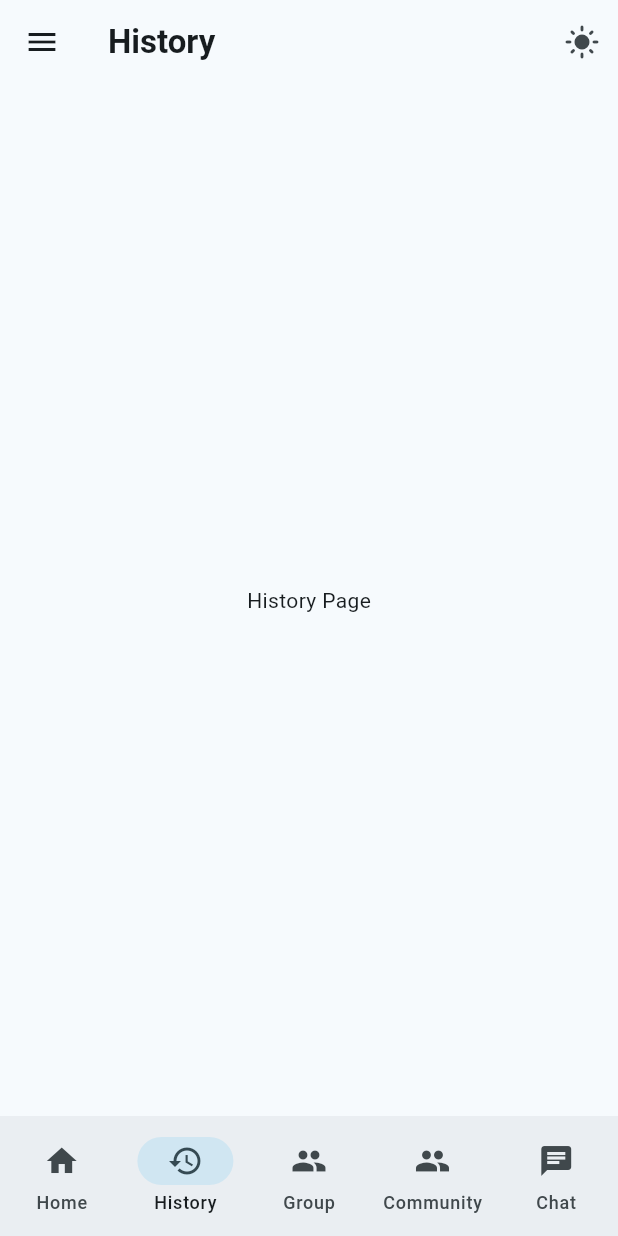
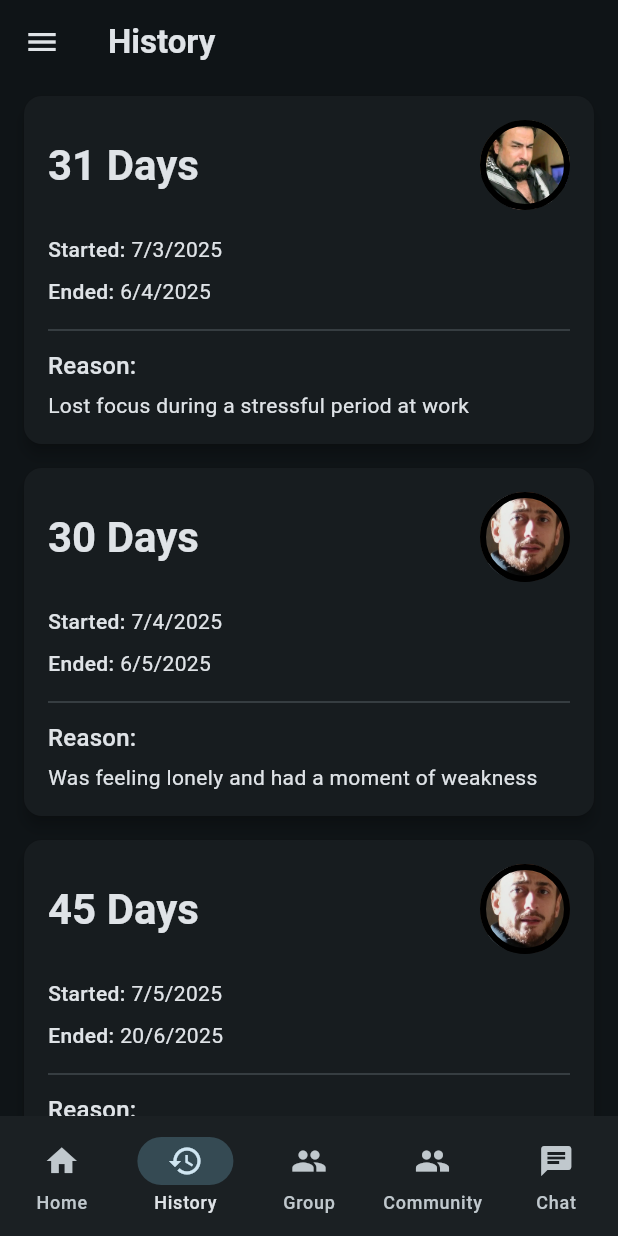
Before and after one commit to marouaneMJH/el_mouharinbin_api, a Flutter app: the screen it shows after launch, item 2 of the bottom bar chosen, on a phone screen of 412 x 824 dp. Run offline on Flutter 3.47's test engine with Material 3 defaults, Android fonts, the phone set to English and light mode, and no system bars; our stand-ins replace shared_preferences.

Commit message:
Implement history tracking feature with dummy data; add History and HistoryRecord models, and create HistoryList and HistoryCard widgets for display

```diff
--- a/lib/core/constanrs.dart
+++ b/lib/core/constanrs.dart
@@ -3,6 +3,7 @@ import 'package:no_fap/data/models/badge_config.dart' show BadgeConfig;
 class AppConstants {
   static const double badgeImageSize = 150;
   static const double avatarSize = 60;
+  static const double avatarSmallSize = 60;
   static const double progressCircleSize = 200;
   static const double progressStrokeWidth = 5.0;
 
--- /dev/null
+++ b/lib/data/dummy/dummy_history.dart
@@ -0,0 +1,35 @@
+import 'package:no_fap/data/models/%20history.dart';
+import 'package:no_fap/data/models/history_record.dart';
+
+class DummyHistory {
+  static History getDummyHistory() {
+    // Create some sample history records
+    final records = <HistoryRecord>[
+      HistoryRecord(
+        startDate: DateTime.now().subtract(const Duration(days: 120)),
+        lastDate: DateTime.now().subtract(const Duration(days: 90)),
+        reason: 'Lost focus during a stressful period at work',
+      ),
+      HistoryRecord(
+        startDate: DateTime.now().subtract(const Duration(days: 89)),
+        lastDate: DateTime.now().subtract(const Duration(days: 60)),
+        reason: 'Was feeling lonely and had a moment of weakness',
+      ),
+      HistoryRecord(
+        startDate: DateTime.now().subtract(const Duration(days: 59)),
+        lastDate: DateTime.now().subtract(const Duration(days: 15)),
+        reason: 'Boredom led to browsing inappropriate content',
+      ),
+      HistoryRecord(
+        startDate: DateTime.now().subtract(const Duration(days: 14)),
+        lastDate: DateTime.now().subtract(const Duration(days: 1)),
+        reason: 'Social media triggered old habits',
+      ),
+    ];
+    // Create a history object with these records
+    return History(
+      records: records,
+      startDate: DateTime.now().subtract(const Duration(days: 120)),
+    );
+  }
+}
--- /dev/null
+++ b/lib/data/models/ history.dart
@@ -0,0 +1,8 @@
+import 'package:no_fap/data/models/history_record.dart';
+
+class History {
+  final List<HistoryRecord> records;
+  final DateTime startDate;
+
+  History({required this.records, required this.startDate});
+}
--- /dev/null
+++ b/lib/data/models/history_record.dart
@@ -0,0 +1,33 @@
+import 'package:no_fap/data/models/badge.dart';
+import 'package:no_fap/data/utils/badge_calculator.dart';
+
+class HistoryRecord {
+  late int strick; // Streak days count
+  final DateTime startDate; // Date of starting the challenge
+  final DateTime lastDate; // Last streak day
+  final String reason; // Reason to cut the streak
+
+  late Badge badge; // Last badge
+
+  HistoryRecord({
+    required this.startDate,
+    required this.lastDate,
+    required this.reason,
+  }) {
+    strick = _calculateDaysBetween(startDate, lastDate);
+    badge = BadgeCalculator.calculateCurrentBadge(startDate);
+  }
+
+  /// History record data model class.
+  ///
+  /// Used to track and store history information.
+  ///
+  /// Calculates the difference between two dates to track duration.
+  /// This is useful for features like tracking streaks or periods of time.
+  //
+  int _calculateDaysBetween(DateTime from, DateTime to) {
+    final normalizedFrom = DateTime(from.year, from.month, from.day);
+    final normalizedTo = DateTime(to.year, to.month, to.day);
+    return normalizedTo.difference(normalizedFrom).inDays + 1;
+  }
+}
--- a/lib/main.dart
+++ b/lib/main.dart
@@ -20,7 +20,7 @@ class MyApp extends StatelessWidget {
               seedColor: Colors.blueGrey,
               brightness: isDarkModeNotifier.value
                   ? Brightness.dark
-                  : Brightness.light,
+                  : Brightness.dark, // debug turn it in top light
             ),
           ),
           initialRoute: '/',
--- a/lib/ui/pages/main/history_overview.dart
+++ b/lib/ui/pages/main/history_overview.dart
@@ -1,9 +1,17 @@
 import 'package:flutter/material.dart';
+import 'package:no_fap/data/dummy/dummy_history.dart';
+import 'package:no_fap/data/models/%20history.dart';
+import 'package:no_fap/ui/widgets/history_list.dart';
 
 class HistoryPage extends StatelessWidget {
   const HistoryPage({super.key});
+
   @override
   Widget build(BuildContext context) {
-    return Center(child: Text("History Page"));
+    // Get dummy history data
+    final History history = DummyHistory.getDummyHistory();
+    return history.records.isNotEmpty
+        ? HistoryList(history: history)
+        : Center(child: Text('No History'));
   }
 }
--- a/lib/ui/screens/main_screen.dart
+++ b/lib/ui/screens/main_screen.dart
@@ -1,9 +1,9 @@
 import 'package:flutter/material.dart';
 import 'package:no_fap/core/navigation/screen_registry.dart';
-import 'package:no_fap/data/notifiers.dart';
+// import 'package:no_fap/data/notifiers.dart';
 import 'package:no_fap/services/local_storage.dart' show LocalStorage;
 import 'package:no_fap/ui/components/badge_drawer.dart';
-import 'package:no_fap/ui/pages/main/badge_overview.dart';
+// import 'package:no_fap/ui/pages/main/badge_overview.dart';
 import 'package:no_fap/ui/widgets/bottom_nav_bar.dart';
 import 'package:no_fap/ui/widgets/reset_button.dart' show ResetButton;
 
@@ -88,19 +88,20 @@ class _MainScreenState extends State<MainScreen> {
     });
   }
 
-  List<Widget> _actions() {
-    return [
-      ValueListenableBuilder(
-        valueListenable: isDarkModeNotifier,
-        builder: (context, isDarkMode, child) {
-          return IconButton(
-            onPressed: () {
-              isDarkModeNotifier.value = !isDarkModeNotifier.value;
-            },
-            icon: Icon(isDarkMode ? Icons.dark_mode : Icons.light_mode),
-          );
-        },
-      ),
-    ];
+  List<Widget>? _actions() {
+    return null; // debug work just with the dark for this moments
+    // return [
+    //   ValueListenableBuilder(
+    //     valueListenable: isDarkModeNotifier,
+    //     builder: (context, isDarkMode, child) {
+    //       return IconButton(
+    //         onPressed: () {
+    //           isDarkModeNotifier.value = !isDarkModeNotifier.value;
+    //         },
+    //         icon: Icon(isDarkMode ? Icons.dark_mode : Icons.light_mode),
+    //       );
+    //     },
+    //   ),
+    // ];
   }
 }
--- /dev/null
+++ b/lib/ui/widgets/history_card.dart
@@ -0,0 +1,66 @@
+import 'package:flutter/material.dart' hide Badge;
+import 'package:no_fap/core/constanrs.dart';
+import 'package:no_fap/data/models/badge.dart';
+
+import 'package:no_fap/data/models/history_record.dart';
+import 'package:no_fap/ui/widgets/circular_image.dart';
+
+class HistoryCard extends StatelessWidget {
+  final HistoryRecord record;
+
+  const HistoryCard({super.key, required this.record});
+
+  @override
+  Widget build(BuildContext context) {
+    return Card(
+      elevation: 4.0,
+      margin: const EdgeInsets.symmetric(vertical: 8.0, horizontal: 16.0),
+      child: Padding(
+        padding: const EdgeInsets.all(16.0),
+        child: Column(
+          crossAxisAlignment: CrossAxisAlignment.start,
+          children: [
+            Row(
+              mainAxisAlignment: MainAxisAlignment.spaceBetween,
+              children: [
+                Text(
+                  '${record.strick} Days',
+                  style: Theme.of(context).textTheme.headlineMedium?.copyWith(
+                    fontWeight: FontWeight.bold,
+                  ),
+                ),
+                _buildBadgeIcon(record.badge),
+              ],
+            ),
+            const SizedBox(height: 12.0),
+            _buildDateRow('Started', record.startDate),
+            _buildDateRow('Ended', record.lastDate),
+            const Divider(height: 24.0),
+            Text('Reason:', style: Theme.of(context).textTheme.titleMedium),
+            const SizedBox(height: 4.0),
+            Text(record.reason, style: Theme.of(context).textTheme.bodyMedium),
+          ],
+        ),
+      ),
+    );
+  }
+
+  Widget _buildBadgeIcon(Badge badge) {
+    return CircularImage(
+      imagePath: badge.getImagePath,
+      size: AppConstants.avatarSmallSize,
+    );
+  }
+
+  Widget _buildDateRow(String label, DateTime date) {
+    return Padding(
+      padding: const EdgeInsets.symmetric(vertical: 4.0),
+      child: Row(
+        children: [
+          Text('$label: ', style: const TextStyle(fontWeight: FontWeight.w500)),
+          Text('${date.day}/${date.month}/${date.year}'),
+        ],
+      ),
+    );
+  }
+}
--- /dev/null
+++ b/lib/ui/widgets/history_list.dart
@@ -0,0 +1,20 @@
+import 'package:flutter/material.dart';
+import 'package:no_fap/data/models/%20history.dart';
+import 'package:no_fap/ui/widgets/history_card.dart';
+
+class HistoryList extends StatelessWidget {
+  final History history;
+
+  const HistoryList({super.key, required this.history});
+
+  @override
+  Widget build(BuildContext context) {
+    return ListView.builder(
+      itemCount: history.records.length,
+      itemBuilder: (context, index) {
+        final record = history.records[index];
+        return HistoryCard(record: record);
+      },
+    );
+  }
+}
```
Also changed, not shown: lib/data/models/user.dart (added).
